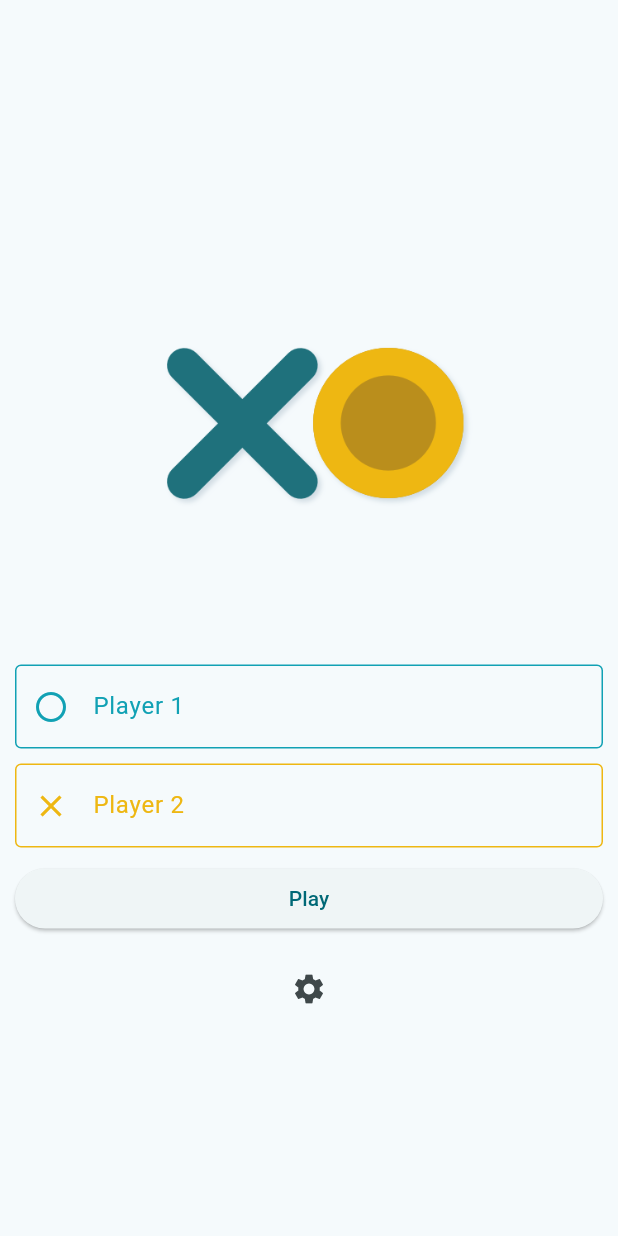
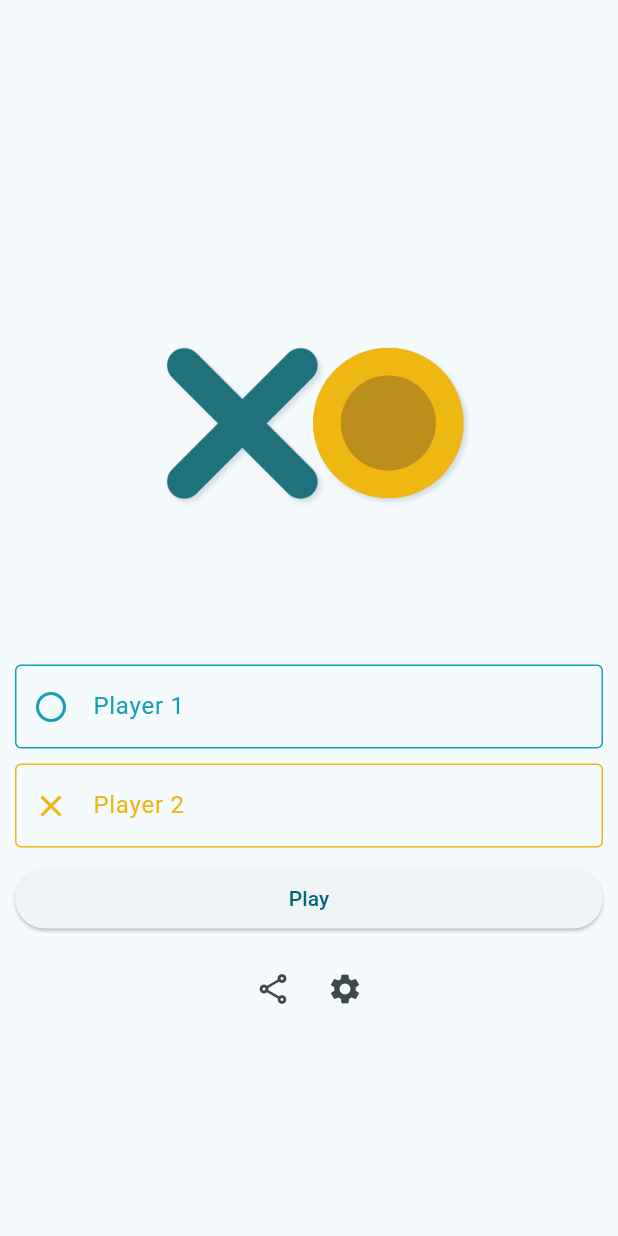
Before and after one commit to box-bm/Minimal-tic-tac-toe, a Flutter app: the screen it shows after launch, on a phone screen of 412 x 824 dp. Run offline on Flutter 3.47's test engine with Material 2 defaults, Android fonts, the phone set to English and light mode, and no system bars; our stand-ins replace animated_text_kit, bloc, equatable, flutter_bloc, flutter_colorpicker, google_mobile_ads and 2 more; missing offline and left inert: lit_relative_date_time; network calls fail.

Commit message:
created share button

```diff
--- a/lib/l10n/intl_en.arb
+++ b/lib/l10n/intl_en.arb
@@ -44,5 +44,6 @@
   "darkTheme": "Dark Theme",
   "lightTheme": "Light Theme",
   "systemTheme": "System Theme",
-  "theme": "Theme"
+  "theme": "Theme",
+  "shareTextContent": "Download Minimal tic tac toe App from: https://bit.ly/minimal-tic-tac-toe, you'll love it! ❌⭕️"
 }
--- a/lib/l10n/intl_es.arb
+++ b/lib/l10n/intl_es.arb
@@ -24,5 +24,6 @@
   "darkTheme": "Tema Oscuro",
   "lightTheme": "Tema Claro",
   "systemTheme": "Tema del sistema",
-  "theme": "Tema"
+  "theme": "Tema",
+  "shareTextContent": "Descarga la app de Minimal tic tac toe desde: https://bit.ly/minimal-tic-tac-toe, te encantará! ❌⭕️"
 }
--- a/lib/screens/presentation.dart
+++ b/lib/screens/presentation.dart
@@ -7,6 +7,7 @@ import 'package:minimal_tic_tac_toe/widgets/add_banner.dart';
 import 'package:minimal_tic_tac_toe/widgets/logo.dart';
 import 'package:minimal_tic_tac_toe/widgets/player_input.dart';
 import 'package:minimal_tic_tac_toe/widgets/settings_button.dart';
+import 'package:minimal_tic_tac_toe/widgets/share_button.dart';
 
 class Presentation extends StatelessWidget {
   static String route = "presentation";
@@ -62,7 +63,7 @@ class Presentation extends StatelessWidget {
                 Row(
                   crossAxisAlignment: CrossAxisAlignment.center,
                   mainAxisAlignment: MainAxisAlignment.center,
-                  children: const [SettingsButton()],
+                  children: const [ShareButton(), SettingsButton()],
                 ),
                 const Spacer(),
                 const AddBanner(),
--- /dev/null
+++ b/lib/widgets/share_button.dart
@@ -0,0 +1,18 @@
+import 'package:minimal_tic_tac_toe/common.dart';
+import 'package:share_plus/share_plus.dart';
+
+class ShareButton extends StatelessWidget {
+  const ShareButton({Key? key}) : super(key: key);
+
+  @override
+  Widget build(BuildContext context) {
+    return Semantics(
+      label: S.of(context).share,
+      child: IconButton(
+          onPressed: () async {
+            await Share.share(S.of(context).shareTextContent);
+          },
+          icon: const Icon(Icons.share_outlined)),
+    );
+  }
+}
```
Also changed, not shown: lib/generated/intl/messages_en.dart, lib/generated/intl/messages_es.dart, lib/generated/l10n.dart.
